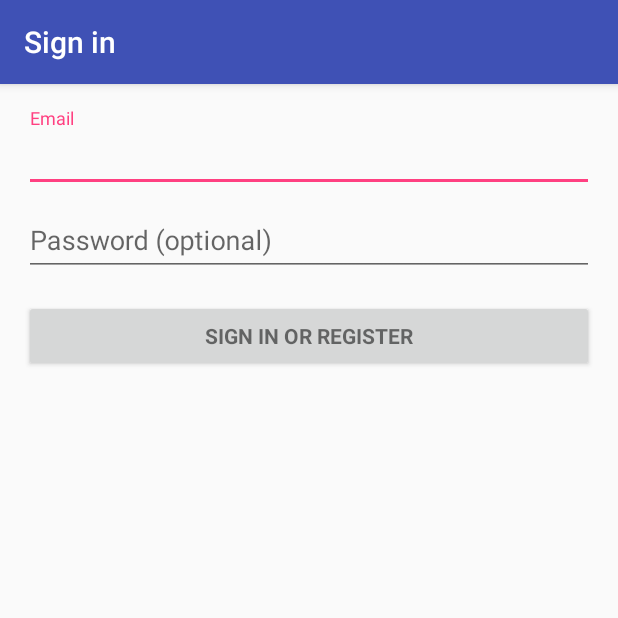
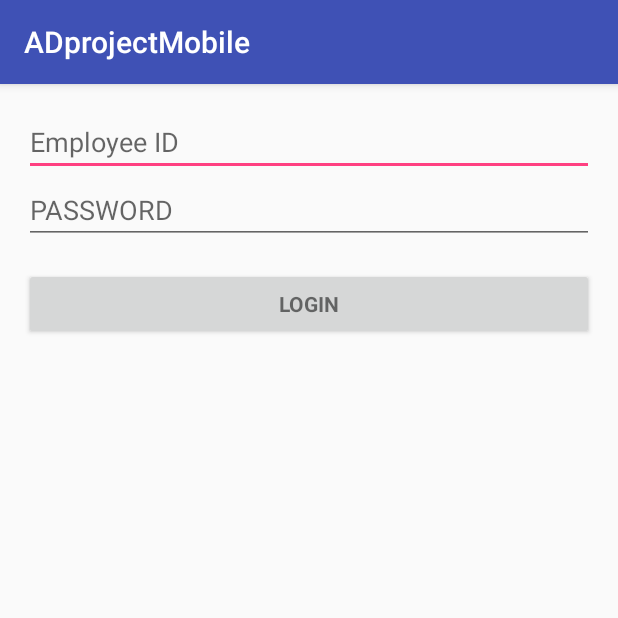
Before and after one commit to SA43Team12ADprojectMobile/SA43Team12ADprojectMobile, an Android app: the screen it shows after launch (LoginActivity before the commit, Login after it), after a tap on "LOGIN", on a phone screen of 412 x 824 dp, the top half of it. Run offline under Robolectric (Android 15) with nearby library versions, the phone set to English and light mode, and no system bars.

```diff
--- a/app/build.gradle
+++ b/app/build.gradle
@@ -20,11 +20,12 @@ android {
 }
 
 dependencies {
-    compile fileTree(dir: 'libs', include: ['*.jar'])
+    compile fileTree(include: ['*.jar'], dir: 'libs')
     androidTestCompile('com.android.support.test.espresso:espresso-core:2.2.2', {
         exclude group: 'com.android.support', module: 'support-annotations'
     })
     compile 'com.android.support:appcompat-v7:25.1.0'
     compile 'com.android.support:design:25.1.0'
     testCompile 'junit:junit:4.12'
+    compile files('libs/gson-2.3.1.jar')
 }
--- a/app/src/main/AndroidManifest.xml
+++ b/app/src/main/AndroidManifest.xml
@@ -1,7 +1,8 @@
 <?xml version="1.0" encoding="utf-8"?>
 <manifest xmlns:android="http://schemas.android.com/apk/res/android"
     package="com.adprojectmobile">
-    <uses-permission android:name="android.permission.INTERNET"></uses-permission>
+
+    <uses-permission android:name="android.permission.INTERNET" />
 
     <!-- To auto-complete the email text field in the login form with the user's emails -->
     <uses-permission android:name="android.permission.GET_ACCOUNTS" />
@@ -64,6 +65,7 @@
                 <category android:name="android.intent.category.LAUNCHER" />
             </intent-filter>
         </activity>
+        <activity android:name=".activity.Login"></activity>
     </application>
 
 </manifest>
--- a/app/src/main/java/com/adprojectmobile/MainActivity.java
+++ b/app/src/main/java/com/adprojectmobile/MainActivity.java
@@ -6,6 +6,7 @@ import android.os.Bundle;
 import android.view.View;
 import android.widget.Button;
 
+import com.adprojectmobile.activity.Login;
 import com.adprojectmobile.activity.LoginActivity;
 import com.adprojectmobile.activity.department.ApproveRequisition.RequisitionItemsforApprove;
 import com.adprojectmobile.activity.department.ApproveRequisition.Requisitions;
@@ -57,7 +58,7 @@ public class MainActivity extends AppCompatActivity {
         btnLogin.setOnClickListener(new View.OnClickListener() {
             @Override
             public void onClick(View v) {
-                Intent intent=new Intent(MainActivity.this,LoginActivity.class);
+                Intent intent=new Intent(MainActivity.this,Login.class);
                 startActivity(intent);
             }
         });
--- /dev/null
+++ b/app/src/main/java/com/adprojectmobile/activity/Login.java
@@ -0,0 +1,69 @@
+package com.adprojectmobile.activity;
+
+import android.content.Intent;
+import android.os.AsyncTask;
+import android.support.v7.app.AppCompatActivity;
+import android.os.Bundle;
+import android.util.Log;
+import android.view.View;
+import android.widget.Button;
+import android.widget.EditText;
+import android.widget.TextView;
+
+import com.adprojectmobile.MainActivity;
+import com.adprojectmobile.R;
+import com.adprojectmobile.apiModel.EmployeeApi;
+import com.adprojectmobile.daoApi.authenticationDao;
+import com.adprojectmobile.util.JSONPaser;
+import com.adprojectmobile.util.url;
+import com.google.gson.Gson;
+
+import org.json.JSONArray;
+import org.json.JSONObject;
+
+public class Login extends AppCompatActivity {
+    String host=url.host;
+    @Override
+    protected void onCreate(Bundle savedInstanceState) {
+        final authenticationDao aDao=new authenticationDao();
+        super.onCreate(savedInstanceState);
+        setContentView(R.layout.activity_login);
+
+        Button btnLogin=(Button)findViewById(R.id.btn_login);
+        final EditText editTextPassword=(EditText)findViewById(R.id.edittext_password);
+        final TextView textViewId=(TextView)findViewById(R.id.textView_employeeId);
+
+
+
+        final JSONObject jUser=new JSONObject();
+        btnLogin.setOnClickListener(new View.OnClickListener() {
+            @Override
+            public void onClick(View v) {
+                final String id=textViewId.getText().toString();
+                final String password=editTextPassword.getText().toString();
+                new AsyncTask<String, Void, EmployeeApi>() {
+                    @Override
+                    protected EmployeeApi doInBackground(String... params) {
+                        EmployeeApi employeeApi=aDao.login(id,password);
+                        return employeeApi;
+                    }
+                    @Override
+                    protected void onPostExecute(EmployeeApi employeeApi){
+                        Intent intent;
+                        if (employeeApi.getIsDelegated().contains("true")||employeeApi.getPosition().equals("Store Manager")){
+                            intent=new Intent(getApplicationContext(), EmployeeMainPage.class);
+                            intent.putExtra("data",employeeApi);
+                            startActivity(intent);
+                        }
+                        if (employeeApi.getPosition().equals("Representative")){
+                            intent=new Intent(getApplicationContext(), MainActivity.class);
+                            intent.putExtra("data",employeeApi);
+                            startActivity(intent);
+                        }
+                    }
+                }.execute();
+
+            }
+        });
+    }
+}
--- a/app/src/main/java/com/adprojectmobile/activity/LoginActivity.java
+++ b/app/src/main/java/com/adprojectmobile/activity/LoginActivity.java
@@ -33,6 +33,7 @@ import android.widget.TextView;
 import java.util.ArrayList;
 import java.util.List;
 
+import com.adprojectmobile.MainActivity;
 import com.adprojectmobile.R;
 import com.adprojectmobile.activity.inventoryStore.StockClerkMainPage;
 
@@ -196,7 +197,7 @@ public class LoginActivity extends AppCompatActivity implements LoaderCallbacks<
 
     private boolean isEmailValid(String email) {
         //TODO: Replace this with your own logic
-        return email.contains("@");
+        return true;
     }
 
     private boolean isPasswordValid(String password) {
@@ -338,7 +339,7 @@ public class LoginActivity extends AppCompatActivity implements LoaderCallbacks<
 
             //TODO: Login Success
             if (success) {
-                Intent intent=new Intent(LoginActivity.this,StockClerkMainPage.class);
+                Intent intent=new Intent(LoginActivity.this,MainActivity.class);
 
                 startActivity(intent);
 
--- a/app/src/main/java/com/adprojectmobile/daoApi/deliveryDao.java
+++ b/app/src/main/java/com/adprojectmobile/daoApi/deliveryDao.java
@@ -22,7 +22,7 @@ public class deliveryDao {
     public List<DeliveryDisbursement> getAllDeliveryDisbursements(){
         List<DeliveryDisbursement> deliveryDisbursements=new ArrayList<>();
         //List<RetrievalItem> retrievalItems=new ArrayList<>();
-        JSONArray jsonArray= JSONPaser.getJSONArrayFromUrl(host+"/disbursement");
+        JSONArray jsonArray= JSONPaser.getJSONArrayFromUrl(host+"/ackdisbursement");
 
         try {
             for(int i=0;i<jsonArray.length();i++){
@@ -46,7 +46,7 @@ public class deliveryDao {
 
     public List<DepartmentApi> getDepartmentByCollectionPoint(DeliveryDisbursement deliveryDisbursement){
         List<DepartmentApi> departmentApis=new ArrayList<>();
-        JSONArray jsonArray= JSONPaser.getJSONArrayFromUrl(host+"/ackdisbursement/3");//need collection pointID
+        JSONArray jsonArray= JSONPaser.getJSONArrayFromUrl(host+"/ackdisbursement/"+deliveryDisbursement.getCollectionPointName());//need collection pointID
         try {
             for(int i=0;i<jsonArray.length();i++){
                 JSONObject jsonDepartment=jsonArray.getJSONObject(i);
--- a/app/src/main/java/com/adprojectmobile/util/url.java
+++ b/app/src/main/java/com/adprojectmobile/util/url.java
@@ -5,7 +5,7 @@ package com.adprojectmobile.util;
  */
 
 public class url {
-    static public String host="http://172.23.197.104/API/api";
+    static public String host="http://172.17.253.152/API/api";
 
     public String getHost() {
         return host;
--- /dev/null
+++ b/app/src/main/res/layout/activity_login.xml
@@ -0,0 +1,64 @@
+<LinearLayout xmlns:android="http://schemas.android.com/apk/res/android"
+    xmlns:tools="http://schemas.android.com/tools"
+    android:layout_width="match_parent"
+    android:layout_height="match_parent"
+    android:gravity="center_horizontal"
+    android:orientation="vertical"
+    android:paddingBottom="@dimen/activity_vertical_margin"
+    android:paddingLeft="@dimen/activity_horizontal_margin"
+    android:paddingRight="@dimen/activity_horizontal_margin"
+    android:paddingTop="@dimen/activity_vertical_margin"
+    tools:context="com.adprojectmobile.activity.Login">
+
+    <!-- Login progress -->
+    <ProgressBar
+        android:id="@+id/ad_login_progress"
+        style="?android:attr/progressBarStyleLarge"
+        android:layout_width="wrap_content"
+        android:layout_height="wrap_content"
+        android:layout_marginBottom="8dp"
+        android:visibility="gone" />
+
+    <ScrollView
+        android:id="@+id/ad_login_form"
+        android:layout_width="match_parent"
+        android:layout_height="match_parent">
+
+        <LinearLayout
+            android:layout_width="match_parent"
+            android:layout_height="wrap_content"
+            android:orientation="vertical">
+
+                <AutoCompleteTextView
+                    android:id="@+id/textView_employeeId"
+                    android:layout_width="match_parent"
+                    android:layout_height="wrap_content"
+                    android:hint="Employee ID"
+                    android:inputType="textEmailAddress"
+                    android:maxLines="1"
+                    android:singleLine="true" />
+
+                <EditText
+                    android:id="@+id/edittext_password"
+                    android:layout_width="match_parent"
+                    android:layout_height="wrap_content"
+                    android:hint="PASSWORD"
+                    android:imeActionId="@+id/login"
+                    android:imeActionLabel="@string/action_sign_in_short"
+                    android:imeOptions="actionUnspecified"
+                    android:inputType="textPassword"
+                    android:maxLines="1"
+                    android:singleLine="true" />
+
+            <Button
+                android:id="@+id/btn_login"
+                style="?android:textAppearanceSmall"
+                android:layout_width="match_parent"
+                android:layout_height="wrap_content"
+                android:layout_marginTop="16dp"
+                android:text="Login"
+                android:textStyle="bold" />
+
+        </LinearLayout>
+    </ScrollView>
+</LinearLayout>
```
Also changed, not shown: app/src/main/java/com/adprojectmobile/daoApi/authenticationDao.java (added, +47 -0 lines), app/libs/gson-2.3.1.jar (added).
